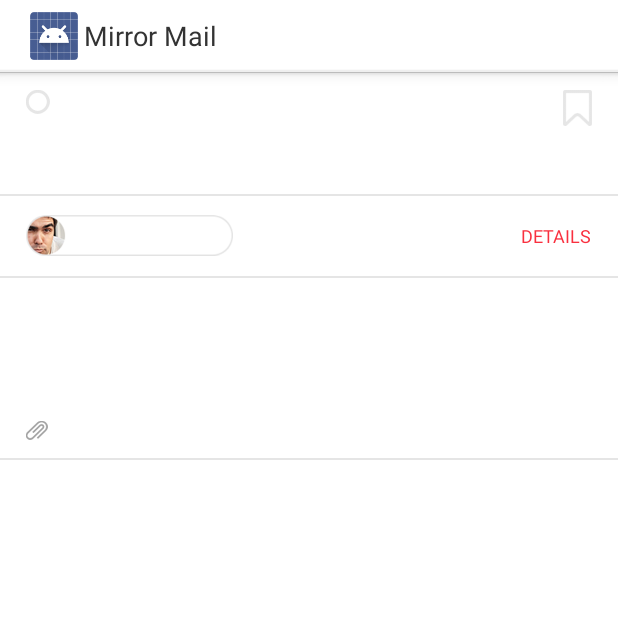
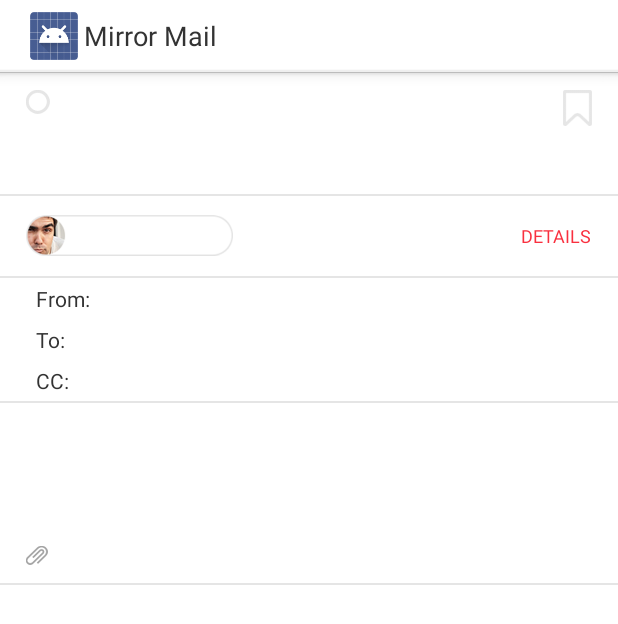
Before and after one commit to jimulabs/mirror_demos, an Android app: the layout activity_read.xml on its own in the app's theme, with its tools: preview values and no code run, on a phone screen of 412 x 824 dp. Shown: the top 624 px of the screen. Run offline under Robolectric (Android 15) with nearby library versions, the light colour scheme and no system bars.

Commit message:
add contact details in activity_read

```diff
--- a/MirrorMailProject/MirrorMail/src/main/res/layout/activity_read.xml
+++ b/MirrorMailProject/MirrorMail/src/main/res/layout/activity_read.xml
@@ -70,7 +70,7 @@
                     android:textSize="@dimen/sender_text_size"/>
 
             <TextView
-                    android:id="@+id/sender_details"
+                    android:id="@+id/text_details"
                     android:layout_alignParentRight="true"
                     android:layout_marginRight="@dimen/read_padding_left_right"
                     android:text="@string/sender_details"
@@ -79,6 +79,48 @@
                     style="@style/centered"/>
 
         </RelativeLayout>
+
+        <GridLayout
+                android:id="@+id/details_container"
+                android:layout_marginLeft="20dp"
+                android:columnCount="2"
+                android:useDefaultMargins="true"
+                android:layout_width="match_parent"
+                android:layout_height="wrap_content">
+
+            <TextView
+                    android:text="From:"
+                    android:layout_width="wrap_content"
+                    android:layout_height="wrap_content"/>
+
+            <TextView
+                    android:id="@+id/from"
+                    style="@style/contactDetailText"
+                    android:layout_width="wrap_content"
+                    android:layout_height="wrap_content"/>
+
+            <TextView
+                    android:text="To:"
+                    android:layout_width="wrap_content"
+                    android:layout_height="wrap_content"/>
+
+            <TextView
+                    android:id="@+id/to"
+                    style="@style/contactDetailText"
+                    android:layout_width="wrap_content"
+                    android:layout_height="wrap_content"/>
+
+            <TextView
+                    android:text="CC:"
+                    android:layout_width="wrap_content"
+                    android:layout_height="wrap_content"/>
+
+            <TextView
+                    android:id="@+id/cc"
+                    style="@style/contactDetailText"
+                    android:layout_width="wrap_content"
+                    android:layout_height="wrap_content"/>
+        </GridLayout>
 
         <RelativeLayout
                 android:id="@+id/attachments_container"
--- a/MirrorMailProject/MirrorMail/src/main/res/values/styles.xml
+++ b/MirrorMailProject/MirrorMail/src/main/res/values/styles.xml
@@ -58,4 +58,8 @@
       <item name="borderColor">#454545</item>
     </style>
 
+    <style name="contactDetailText">
+        <item name="android:textColor">#ff7e777b</item>
+    </style>
+
 </resources>
```
Also changed, not shown: MirrorMailProject/MirrorMail/src/main/res/layout-land/mail_list.xml (deleted, +0 -34 lines), 3 other files.
